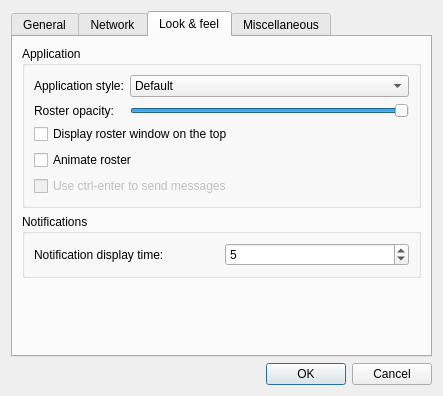
Before: the Qt Designer form ui/settingswindow.ui in WST/acid-pc, drawn with Qt 5.
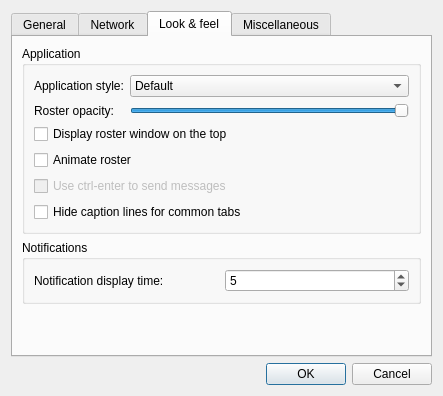
After: the same form once the commit is applied. The open tabs and pages were chosen to show the change. Icons and pictures are not drawn.

```diff
--- a/ui/settingswindow.ui
+++ b/ui/settingswindow.ui
@@ -413,6 +413,13 @@
             </property>
            </widget>
           </item>
+          <item>
+           <widget class="QCheckBox" name="hide_tab_captions">
+            <property name="text">
+             <string>Hide caption lines for common tabs</string>
+            </property>
+           </widget>
+          </item>
          </layout>
         </widget>
        </item>
```
